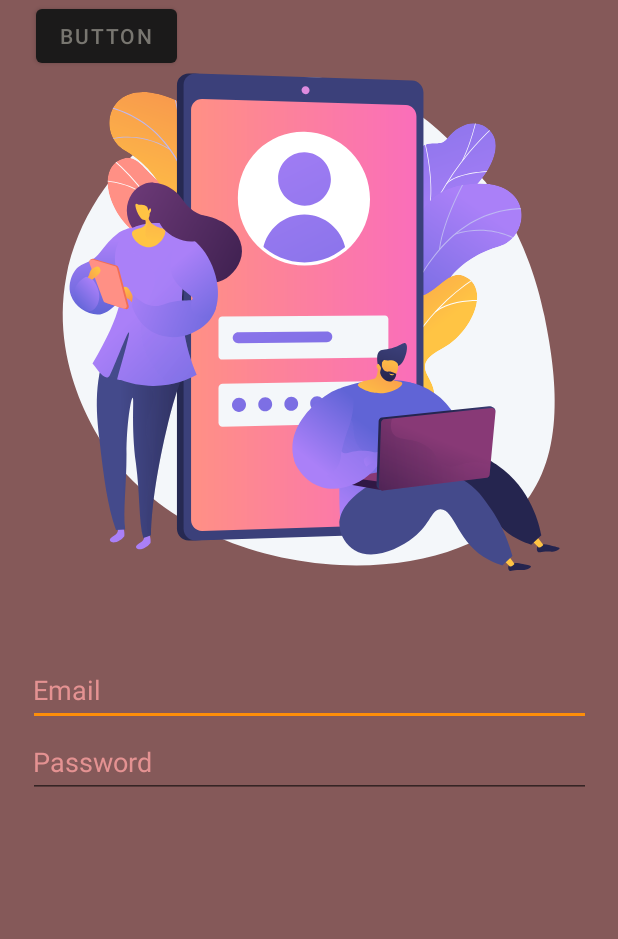
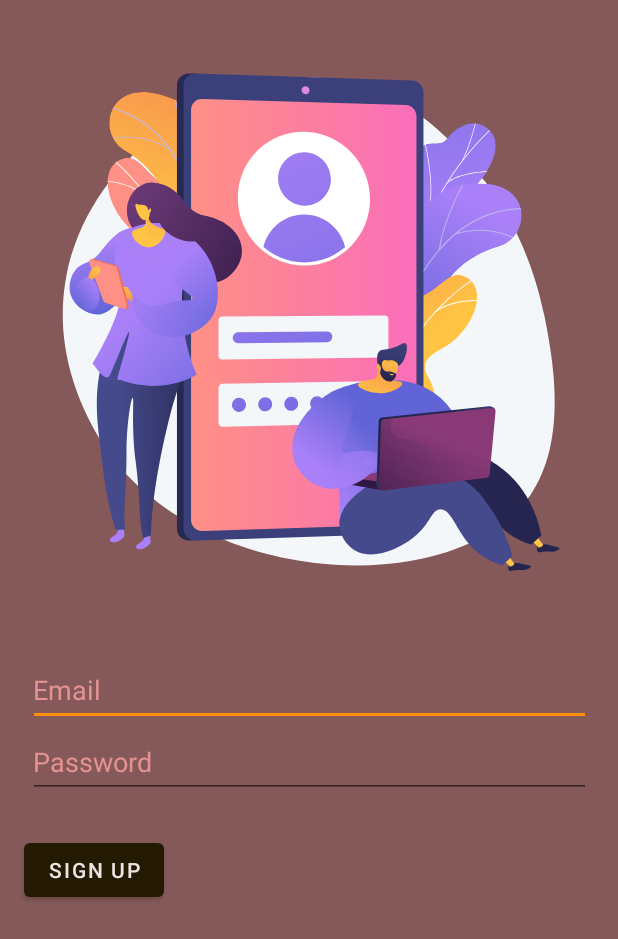
Before and after one commit to skmodi649/Sanskrit, an Android app: the screen it shows after launch (Login_Activity), on a phone screen of 412 x 824 dp. Shown: the top 939 px of the screen. Run offline under Robolectric (Android 15) with nearby library versions, the phone set to English and light mode, and no system bars.

Commit message:
login activity xml button commit

```diff
--- a/app/src/main/res/layout/activity_login.xml
+++ b/app/src/main/res/layout/activity_login.xml
@@ -62,10 +62,13 @@
         android:id="@+id/button4"
         android:layout_width="wrap_content"
         android:layout_height="wrap_content"
-        android:text="Button"
+        android:layout_marginBottom="220dp"
+        android:text="Sign Up"
+        android:textColor="#EDE3E3"
+        app:backgroundTint="#231A01"
+        app:layout_constraintBottom_toBottomOf="parent"
         app:layout_constraintEnd_toEndOf="parent"
-        app:layout_constraintHorizontal_bias="0.075"
-        app:layout_constraintStart_toStartOf="parent"
-        tools:layout_editor_absoluteY="466dp" />
+        app:layout_constraintHorizontal_bias="0.05"
+        app:layout_constraintStart_toStartOf="parent" />
 
 </androidx.constraintlayout.widget.ConstraintLayout>
```
